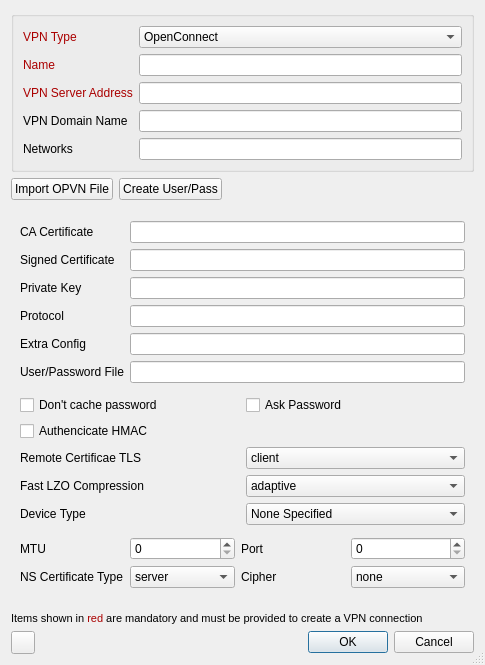
First picture: the form in apps/cmstapp/code/vpn_create/ui/vpn_create.ui, repository andrew-bibb/cmst, before the edit.
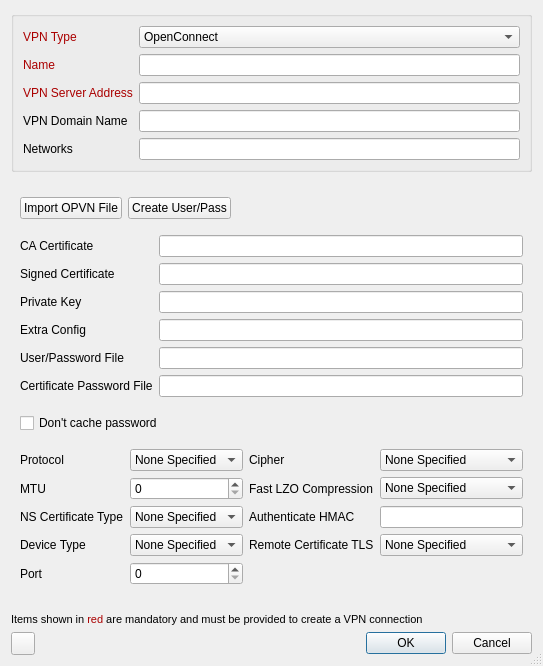
Second picture: the form after the edit.

Diff of the .ui file:
```diff
--- a/apps/cmstapp/code/vpn_create/ui/vpn_create.ui
+++ b/apps/cmstapp/code/vpn_create/ui/vpn_create.ui
@@ -6,8 +6,8 @@
    <rect>
     <x>0</x>
     <y>0</y>
-    <width>485</width>
-    <height>665</height>
+    <width>543</width>
+    <height>666</height>
    </rect>
   </property>
   <property name="windowTitle">
@@ -144,37 +144,6 @@
      </layout>
     </widget>
    </item>
-   <item>
-    <layout class="QHBoxLayout" name="horizontalLayout_4">
-     <item>
-      <widget class="QPushButton" name="pushButton_01_importopvn">
-       <property name="text">
-        <string>Import OPVN File</string>
-       </property>
-      </widget>
-     </item>
-     <item>
-      <widget class="QPushButton" name="pushButton_01_createuserpass">
-       <property name="text">
-        <string>Create User/Pass</string>
-       </property>
-      </widget>
-     </item>
-     <item>
-      <spacer name="horizontalSpacer_6">
-       <property name="orientation">
-        <enum>Qt::Horizontal</enum>
-       </property>
-       <property name="sizeHint" stdset="0">
-        <size>
-         <width>40</width>
-         <height>20</height>
-        </size>
-       </property>
-      </spacer>
-     </item>
-    </layout>
-   </item>
    <item>
     <widget class="QStackedWidget" name="stackedWidget">
      <property name="currentIndex">
@@ -448,41 +417,55 @@
      </widget>
      <widget class="QWidget" name="OpenVPN">
       <layout class="QVBoxLayout" name="verticalLayout_8">
+       <item>
+        <layout class="QHBoxLayout" name="horizontalLayout_4">
+         <item>
+          <widget class="QPushButton" name="pushButton_01_importopvn">
+           <property name="whatsThis">
+            <string>&lt;html&gt;&lt;head/&gt;&lt;body&gt;&lt;p&gt;This button will import an OpenVPN .opvn file. The .opvn file will be read, processed, and converted to a .conf file with the location of the resulting file entered into the Extra Config box below. The .conf file will be supplied as an argument to the &lt;span style=&quot; font-weight:600;&quot;&gt;--config&lt;/span&gt; option in OpenVPN.&lt;/p&gt;&lt;/body&gt;&lt;/html&gt;</string>
+           </property>
+           <property name="text">
+            <string>Import OPVN File</string>
+           </property>
+          </widget>
+         </item>
+         <item>
+          <widget class="QPushButton" name="pushButton_01_createuserpass">
+           <property name="whatsThis">
+            <string>&lt;html&gt;&lt;head/&gt;&lt;body&gt;&lt;p&gt;This will allow the creation of a User/Password file.  You will be prompted to supply the OpenVPN user name and password for the VPN service.  This file is used in conjunction with the &lt;span style=&quot; font-weight:600;&quot;&gt;--auth-user-pass&lt;/span&gt; option.  The location of the file created will be automatically entered in the User/Password box below.&lt;/p&gt;&lt;/body&gt;&lt;/html&gt;</string>
+           </property>
+           <property name="text">
+            <string>Create User/Pass</string>
+           </property>
+          </widget>
+         </item>
+         <item>
+          <spacer name="horizontalSpacer_6">
+           <property name="orientation">
+            <enum>Qt::Horizontal</enum>
+           </property>
+           <property name="sizeHint" stdset="0">
+            <size>
+             <width>40</width>
+             <height>20</height>
+            </size>
+           </property>
+          </spacer>
+         </item>
+        </layout>
+       </item>
        <item>
         <layout class="QGridLayout" name="gridLayout_16">
          <item row="1" column="1">
           <widget class="QLineEdit" name="lineEdit_01_cert"/>
          </item>
          <item row="5" column="0">
-          <widget class="QLabel" name="label_01_config">
+          <widget class="QLabel" name="label_01_authuserpass">
            <property name="text">
-            <string>Extra Config</string>
+            <string>User/Password File</string>
            </property>
           </widget>
          </item>
-         <item row="5" column="1">
-          <widget class="QLineEdit" name="lineEdit_01_config"/>
-         </item>
-         <item row="3" column="1">
-          <widget class="QLineEdit" name="lineEdit_01_proto"/>
-         </item>
-         <item row="2" column="0">
-          <widget class="QLabel" name="label_01_key">
-           <property name="text">
-            <string>&lt;html&gt;&lt;head/&gt;&lt;body&gt;&lt;p&gt;&lt;span style=&quot; color:#000000;&quot;&gt;Private Key&lt;/span&gt;&lt;/p&gt;&lt;/body&gt;&lt;/html&gt;</string>
-           </property>
-          </widget>
-         </item>
-         <item row="3" column="0">
-          <widget class="QLabel" name="label_01_proto">
-           <property name="text">
-            <string>Protocol</string>
-           </property>
-          </widget>
-         </item>
-         <item row="2" column="1">
-          <widget class="QLineEdit" name="lineEdit_01_key"/>
-         </item>
          <item row="0" column="0">
           <widget class="QLabel" name="label_01_cacert">
            <property name="text">
@@ -497,79 +480,82 @@
            </property>
           </widget>
          </item>
+         <item row="4" column="0">
+          <widget class="QLabel" name="label_01_config">
+           <property name="text">
+            <string>Extra Config</string>
+           </property>
+          </widget>
+         </item>
+         <item row="2" column="0">
+          <widget class="QLabel" name="label_01_key">
+           <property name="text">
+            <string>&lt;html&gt;&lt;head/&gt;&lt;body&gt;&lt;p&gt;&lt;span style=&quot; color:#000000;&quot;&gt;Private Key&lt;/span&gt;&lt;/p&gt;&lt;/body&gt;&lt;/html&gt;</string>
+           </property>
+          </widget>
+         </item>
          <item row="0" column="1">
-          <widget class="QLineEdit" name="lineEdit_01_cacert"/>
+          <widget class="QLineEdit" name="lineEdit_01_cacert">
+           <property name="whatsThis">
+            <string>&lt;html&gt;&lt;head/&gt;&lt;body&gt;&lt;p&gt;Certificate authority (CA) file in .pem format, also referred to as the root certificate. This file can have multiple certificates in  .pem  format,  concatenated together.&lt;/p&gt;&lt;/body&gt;&lt;/html&gt;</string>
+           </property>
+          </widget>
+         </item>
+         <item row="5" column="1">
+          <widget class="QLineEdit" name="lineEdit_01_authuserpass">
+           <property name="whatsThis">
+            <string>&lt;html&gt;&lt;head/&gt;&lt;body&gt;&lt;p&gt;Location of a user/password file to be used in conjunction with the &lt;span style=&quot; font-weight:600;&quot;&gt;--auth-user-pass&lt;/span&gt; option.&lt;/p&gt;&lt;/body&gt;&lt;/html&gt;</string>
+           </property>
+          </widget>
+         </item>
+         <item row="2" column="1">
+          <widget class="QLineEdit" name="lineEdit_01_key">
+           <property name="whatsThis">
+            <string>&lt;html&gt;&lt;head/&gt;&lt;body&gt;&lt;p&gt;Local peer's private key in .pem format. Use the private key which was generated when you built your peer's certificate&lt;/p&gt;&lt;/body&gt;&lt;/html&gt;</string>
+           </property>
+          </widget>
+         </item>
+         <item row="4" column="1">
+          <widget class="QLineEdit" name="lineEdit_01_config">
+           <property name="whatsThis">
+            <string>&lt;html&gt;&lt;head/&gt;&lt;body&gt;&lt;p&gt;OpenVPN config file that can contain extra options not supported by the ConnMan OpenVPN plugin.&lt;/p&gt;&lt;p&gt;When an OpenVPN .opvn file is imported the contents of that are placed in the extra config file.&lt;/p&gt;&lt;/body&gt;&lt;/html&gt;</string>
+           </property>
+          </widget>
          </item>
          <item row="6" column="0">
-          <widget class="QLabel" name="label_01_authuserpass">
+          <widget class="QLabel" name="label_01_askpass">
            <property name="text">
-            <string>User/Password File</string>
+            <string>Certificate Password File</string>
            </property>
           </widget>
          </item>
          <item row="6" column="1">
-          <widget class="QLineEdit" name="lineEdit_01_authuserpass"/>
+          <widget class="QLineEdit" name="lineEdit_01_askpass"/>
          </item>
         </layout>
        </item>
        <item>
-        <layout class="QGridLayout" name="gridLayout_17">
-         <item row="3" column="0">
-          <widget class="QLabel" name="label_01_remotecerttls">
-           <property name="text">
-            <string>Remote Certificae TLS</string>
-           </property>
-          </widget>
-         </item>
-         <item row="5" column="0">
-          <widget class="QLabel" name="label_01_devtype">
-           <property name="text">
-            <string>Device Type</string>
-           </property>
-          </widget>
-         </item>
-         <item row="0" column="0">
-          <widget class="QCheckBox" name="checkBox_01_authnocache">
-           <property name="text">
-            <string>Don't cache password</string>
-           </property>
-          </widget>
-         </item>
-         <item row="5" column="1">
-          <widget class="QComboBox" name="comboBox_01_devtype">
-           <item>
-            <property name="text">
-             <string>None Specified</string>
-            </property>
-           </item>
-           <item>
-            <property name="text">
-             <string>tun</string>
-            </property>
-           </item>
-           <item>
-            <property name="text">
-             <string>tap</string>
-            </property>
-           </item>
-          </widget>
-         </item>
-         <item row="3" column="1">
-          <widget class="QComboBox" name="comboBox_01_remotecerttls">
-           <item>
-            <property name="text">
-             <string>client</string>
-            </property>
-           </item>
-           <item>
-            <property name="text">
-             <string>server</string>
-            </property>
-           </item>
-          </widget>
-         </item>
-         <item row="4" column="1">
+        <widget class="QCheckBox" name="checkBox_01_authnocache">
+         <property name="whatsThis">
+          <string>&lt;html&gt;&lt;head/&gt;&lt;body&gt;&lt;p&gt;Don't cache &lt;span style=&quot; font-weight:600;&quot;&gt;--askpass&lt;/span&gt; or &lt;span style=&quot; font-weight:600;&quot;&gt;--auth-user-pass&lt;/span&gt; username names and passwords in virtual memory.&lt;/p&gt;&lt;/body&gt;&lt;/html&gt;</string>
+         </property>
+         <property name="text">
+          <string>Don't cache password</string>
+         </property>
+        </widget>
+       </item>
+       <item>
+        <layout class="QGridLayout" name="gridLayout_18">
+         <item row="1" column="3">
           <widget class="QComboBox" name="comboBox_01_complzo">
+           <property name="whatsThis">
+            <string>&lt;html&gt;&lt;head/&gt;&lt;body&gt;&lt;p&gt;&lt;span style=&quot; font-weight:600;&quot;&gt;DEPRECATED&lt;/span&gt;&lt;/p&gt;&lt;p&gt;Enable LZO compression algorithm.  Compression is generally not recommended.  VPN tunnels which use compression are suspectible to the VORALCE attack vector. Use LZO compression may add up to 1 byte per packet for incompressible data. mode may be yes, no, or adaptive (default).&lt;/p&gt;&lt;/body&gt;&lt;/html&gt;</string>
+           </property>
+           <item>
+            <property name="text">
+             <string>None Specified</string>
+            </property>
+           </item>
            <item>
             <property name="text">
              <string>adaptive</string>
@@ -587,84 +573,204 @@
            </item>
           </widget>
          </item>
-         <item row="4" column="0">
-          <widget class="QLabel" name="label_01_complzo">
-           <property name="text">
-            <string>Fast LZO Compression</string>
-           </property>
-          </widget>
-         </item>
-         <item row="0" column="1">
-          <widget class="QCheckBox" name="checkBox_01_askpass">
-           <property name="text">
-            <string>Ask Password</string>
-           </property>
-          </widget>
-         </item>
-         <item row="1" column="0">
-          <widget class="QCheckBox" name="checkBox_01_auth">
-           <property name="text">
-            <string>Authencicate HMAC</string>
-           </property>
-          </widget>
-         </item>
-        </layout>
-       </item>
-       <item>
-        <layout class="QGridLayout" name="gridLayout_18">
          <item row="0" column="3">
-          <widget class="QSpinBox" name="spinBox_01_port"/>
+          <widget class="QComboBox" name="comboBox_01_cipher">
+           <property name="whatsThis">
+            <string>&lt;html&gt;&lt;head/&gt;&lt;body&gt;&lt;p&gt;This option is deprecated for server-client mode. Options &lt;span style=&quot; font-weight:600;&quot;&gt;--data-ciphers&lt;/span&gt; or possibly -&lt;span style=&quot; font-weight:600;&quot;&gt;-data-ciphers-fallback&lt;/span&gt; should be used instead. Encrypt data channel packets with the specified cipher algorithm.&lt;/p&gt;&lt;p&gt;The default is BF-CBC, an abbreviation for Blowfish in Cipher Block Chaining mode.&lt;/p&gt;&lt;/body&gt;&lt;/html&gt;</string>
+           </property>
+           <item>
+            <property name="text">
+             <string>None Specified</string>
+            </property>
+           </item>
+          </widget>
          </item>
-         <item row="0" column="0">
+         <item row="4" column="1">
+          <widget class="QSpinBox" name="spinBox_01_port">
+           <property name="whatsThis">
+            <string>&lt;html&gt;&lt;head/&gt;&lt;body&gt;&lt;p&gt;TCP/UDP port number.&lt;/p&gt;&lt;/body&gt;&lt;/html&gt;</string>
+           </property>
+          </widget>
+         </item>
+         <item row="1" column="0">
           <widget class="QLabel" name="label_01_mtu">
            <property name="text">
             <string>MTU</string>
            </property>
           </widget>
          </item>
-         <item row="0" column="2">
-          <widget class="QLabel" name="label_01_port">
-           <property name="text">
-            <string>Port</string>
-           </property>
-          </widget>
-         </item>
          <item row="0" column="1">
-          <widget class="QSpinBox" name="spinBox_01_mtu"/>
+          <widget class="QComboBox" name="comboBox_01_proto">
+           <property name="whatsThis">
+            <string>&lt;html&gt;&lt;head/&gt;&lt;body&gt;&lt;p&gt;Specify the protocol for communicating with remote host. The protocal can be &lt;span style=&quot; font-weight:600;&quot;&gt;udp, tcp-client, or tcp-server.&lt;/span&gt;&lt;/p&gt;&lt;p&gt;You can also limit OpenVPN to use only IPv4 or only IPv6 by specifying the protocol as &lt;span style=&quot; font-weight:600;&quot;&gt;udp4, tcp4-client, tcp4-server or udp6, tcp6-client, tcp6-server&lt;/span&gt;, respectively. &lt;/p&gt;&lt;p&gt;The default protocol is udp when --proto is not specified.&lt;/p&gt;&lt;p&gt;For UDP operation, --proto udp should be specified on both peers.&lt;/p&gt;&lt;/body&gt;&lt;/html&gt;</string>
+           </property>
+           <item>
+            <property name="text">
+             <string>None Specified</string>
+            </property>
+           </item>
+           <item>
+            <property name="text">
+             <string>udp</string>
+            </property>
+           </item>
+           <item>
+            <property name="text">
+             <string>udp4</string>
+            </property>
+           </item>
+           <item>
+            <property name="text">
+             <string>udp6</string>
+            </property>
+           </item>
+           <item>
+            <property name="text">
+             <string>tcp-client</string>
+            </property>
+           </item>
+           <item>
+            <property name="text">
+             <string>tcp4-client</string>
+            </property>
+           </item>
+           <item>
+            <property name="text">
+             <string>tcp6-client</string>
+            </property>
+           </item>
+           <item>
+            <property name="text">
+             <string>tcp-server</string>
+            </property>
+           </item>
+           <item>
+            <property name="text">
+             <string>tcp4-server</string>
+            </property>
+           </item>
+           <item>
+            <property name="text">
+             <string>tcp6-server</string>
+            </property>
+           </item>
+          </widget>
          </item>
-         <item row="1" column="0">
+         <item row="3" column="1">
+          <widget class="QComboBox" name="comboBox_01_devtype">
+           <property name="whatsThis">
+            <string>&lt;html&gt;&lt;head/&gt;&lt;body&gt;&lt;p&gt;Specify which device type are we using. Device-type should be tun (OSI Layer 3) or tap (OSI Layer 2).&lt;/p&gt;&lt;p&gt;Only use this option if the TUN/TAP device used with &lt;span style=&quot; font-weight:600;&quot;&gt;--dev&lt;/span&gt;  does not begin with tun or tap.&lt;/p&gt;&lt;/body&gt;&lt;/html&gt;</string>
+           </property>
+           <item>
+            <property name="text">
+             <string>None Specified</string>
+            </property>
+           </item>
+           <item>
+            <property name="text">
+             <string>tun</string>
+            </property>
+           </item>
+           <item>
+            <property name="text">
+             <string>tap</string>
+            </property>
+           </item>
+          </widget>
+         </item>
+         <item row="0" column="0">
+          <widget class="QLabel" name="label_01_proto">
+           <property name="text">
+            <string>Protocol</string>
+           </property>
+          </widget>
+         </item>
+         <item row="2" column="1">
+          <widget class="QComboBox" name="comboBox_01_certtype">
+           <property name="whatsThis">
+            <string>&lt;html&gt;&lt;head/&gt;&lt;body&gt;&lt;p&gt;&lt;span style=&quot; font-weight:600;&quot;&gt;Removed in OpenVPN 2.5.&lt;/span&gt;&lt;/p&gt;&lt;p&gt;The nsCertType field is no longer supported in recent SSL/TLS libraries. If your certificates does not include key usage and extended key usage fields, they must be upgraded and the &lt;span style=&quot; font-weight:600;&quot;&gt;--remote-cert-tls&lt;/span&gt; option should be used instead.&lt;/p&gt;&lt;/body&gt;&lt;/html&gt;</string>
+           </property>
+           <item>
+            <property name="text">
+             <string>None Specified</string>
+            </property>
+           </item>
+           <item>
+            <property name="text">
+             <string>server</string>
+            </property>
+           </item>
+           <item>
+            <property name="text">
+             <string>client</string>
+            </property>
+           </item>
+          </widget>
+         </item>
+         <item row="2" column="3">
+          <widget class="QLineEdit" name="lineEdit_01_auth">
+           <property name="whatsThis">
+            <string>&lt;html&gt;&lt;head/&gt;&lt;body&gt;&lt;p&gt;Authenticate data channel packets and (if enabled) tls-auth control channel packets with HMAC using the specified message digest algorithm. (The default is SHA1 ).&lt;/p&gt;&lt;p&gt;HMAC is a commonly used message authentication algorithm (MAC) that uses a data string, a secure hash algorithm and a key to produce a digital signature.&lt;/p&gt;&lt;/body&gt;&lt;/html&gt;</string>
+           </property>
+          </widget>
+         </item>
+         <item row="3" column="2">
+          <widget class="QLabel" name="label_01_remotecerttls">
+           <property name="text">
+            <string>Remote Certificate TLS</string>
+           </property>
+          </widget>
+         </item>
+         <item row="2" column="0">
           <widget class="QLabel" name="label_01_certtype">
            <property name="text">
             <string>NS Certificate Type</string>
            </property>
           </widget>
          </item>
-         <item row="1" column="1">
-          <widget class="QComboBox" name="comboBox_01_certtype">
-           <item>
-            <property name="text">
-             <string>server</string>
-            </property>
-           </item>
-           <item>
-            <property name="text">
-             <string>client</string>
-            </property>
-           </item>
-          </widget>
-         </item>
          <item row="1" column="2">
+          <widget class="QLabel" name="label_01_complzo">
+           <property name="text">
+            <string>Fast LZO Compression</string>
+           </property>
+          </widget>
+         </item>
+         <item row="4" column="0">
+          <widget class="QLabel" name="label_01_port">
+           <property name="text">
+            <string>Port</string>
+           </property>
+          </widget>
+         </item>
+         <item row="0" column="2">
           <widget class="QLabel" name="label_01_cipher">
            <property name="text">
             <string>Cipher</string>
            </property>
           </widget>
          </item>
-         <item row="1" column="3">
-          <widget class="QComboBox" name="comboBox_01_cipher">
+         <item row="2" column="2">
+          <widget class="QLabel" name="label_01_auth">
+           <property name="text">
+            <string>Authenticate HMAC</string>
+           </property>
+          </widget>
+         </item>
+         <item row="3" column="0">
+          <widget class="QLabel" name="label_01_devtype">
+           <property name="text">
+            <string>Device Type</string>
+           </property>
+          </widget>
+         </item>
+         <item row="3" column="3">
+          <widget class="QComboBox" name="comboBox_01_remotecerttls">
+           <property name="whatsThis">
+            <string>&lt;html&gt;&lt;head/&gt;&lt;body&gt;&lt;p&gt;Require that peer certificate was signed with an explicit key usage and extended key usage based on RFC3280 TLS rules.&lt;/p&gt;&lt;p&gt;This is a useful security option for clients to ensure that the host they connect to is a designated server. Or the other way around; for a server to  verify that only hosts with a client certificate can connect.&lt;/p&gt;&lt;/body&gt;&lt;/html&gt;</string>
+           </property>
            <item>
             <property name="text">
-             <string>none</string>
+             <string>None Specified</string>
             </property>
            </item>
            <item>
@@ -677,31 +783,13 @@
              <string>AES-128-CFB</string>
             </property>
            </item>
-           <item>
-            <property name="text">
-             <string>AES-128-CFB1</string>
-            </property>
-           </item>
-           <item>
-            <property name="text">
-             <string>AES-128-CFB8</string>
-            </property>
-           </item>
-           <item>
-            <property name="text">
-             <string>AES-128-GCM</string>
-            </property>
-           </item>
-           <item>
-            <property name="text">
-             <string>AES-128-0FB</string>
-            </property>
-           </item>
-           <item>
-            <property name="text">
-             <string>New Item</string>
-            </property>
-           </item>
+          </widget>
+         </item>
+         <item row="1" column="1">
+          <widget class="QSpinBox" name="spinBox_01_mtu">
+           <property name="whatsThis">
+            <string>&lt;html&gt;&lt;head/&gt;&lt;body&gt;&lt;p&gt;Set the tunnel MTU.&lt;/p&gt;&lt;/body&gt;&lt;/html&gt;</string>
+           </property>
           </widget>
          </item>
         </layout>
```
Left out of the diff: 14 changed lines with no effect on the pictures.
